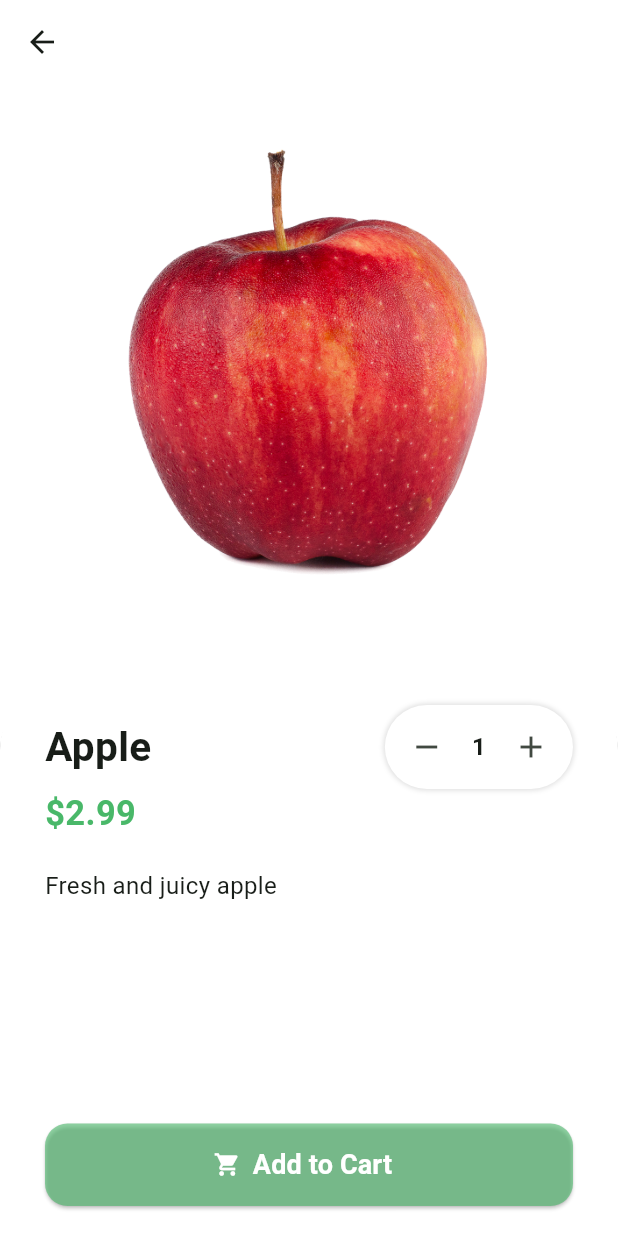
After one commit to luisabritod/Greengrocer, a Flutter app: the BaseScreen screen opened directly, after a tap on "Apple", on a phone screen of 412 x 824 dp. The commit adds this screen. Run offline on Flutter 3.47's test engine with Material 3 defaults, Android fonts, the phone set to English and light mode, and no system bars; our stand-ins replace animated_text_kit.

Commit message:
product details screen

```diff
--- a/lib/scr/pages/base/base_screen.dart
+++ b/lib/scr/pages/base/base_screen.dart
@@ -23,6 +23,7 @@ class _BaseScreenState extends State<BaseScreen> {
         }),
         type: BottomNavigationBarType.fixed,
         iconSize: 30,
+        selectedItemColor: const Color(0xff194a01),
         items: const [
           BottomNavigationBarItem(
             icon: Icon(Icons.home),
--- a/lib/scr/pages/home/components/item_tile.dart
+++ b/lib/scr/pages/home/components/item_tile.dart
@@ -1,5 +1,6 @@
 import 'package:flutter/material.dart';
 import 'package:greengrocer/scr/models/models.dart';
+import 'package:greengrocer/scr/pages/product/product.dart';
 import 'package:greengrocer/scr/services/services.dart';
 
 class ItemTile extends StatelessWidget {
@@ -13,7 +14,17 @@ class ItemTile extends StatelessWidget {
   Widget build(BuildContext context) {
     return Stack(
       children: [
-        Card(
+        GestureDetector(
+          onTap: () {
+            Navigator.of(context).push(
+              MaterialPageRoute(
+                builder: (context) => ProductScreen(
+                  item: item,
+                ),
+              ),
+            );
+          },
+          child: Card(
             elevation: 1,
             shape: RoundedRectangleBorder(
               borderRadius: BorderRadius.circular(20),
@@ -57,6 +68,7 @@ class ItemTile extends StatelessWidget {
               ),
             ),
           ),
+        ),
         Positioned(
           top: 4,
           right: 4,
--- /dev/null
+++ b/lib/scr/pages/product/product.dart
@@ -0,0 +1 @@
+export 'product_screen.dart';
--- /dev/null
+++ b/lib/scr/pages/product/product_screen.dart
@@ -0,0 +1,128 @@
+import 'package:flutter/material.dart';
+import 'package:greengrocer/scr/config/config.dart';
+import 'package:greengrocer/scr/services/services.dart';
+import 'package:greengrocer/scr/models/models.dart';
+import 'package:greengrocer/scr/widgets/widgets.dart';
+
+class ProductScreen extends StatelessWidget {
+  ProductScreen({super.key, required this.item});
+
+  final ItemModels item;
+
+  UtilsServices utilsServices = UtilsServices();
+
+  @override
+  Widget build(BuildContext context) {
+    return Scaffold(
+      backgroundColor: Colors.white.withAlpha(230),
+      appBar: AppBar(
+        backgroundColor: Colors.transparent,
+        leading: IconButton(
+            onPressed: () {
+              Navigator.of(context).pop();
+            },
+            icon: const Icon(Icons.arrow_back)),
+      ),
+      body: Stack(
+        children: [
+          Column(
+            // mainAxisAlignment: MainAxisAlignment.spaceAround,
+            children: [
+              Expanded(
+                child: Hero(tag: item.imgUrl, child: Image.asset(item.imgUrl)),
+              ),
+              const SizedBox(height: 20),
+              Expanded(
+                child: Container(
+                  decoration: BoxDecoration(
+                    color: Colors.white,
+                    borderRadius: const BorderRadius.only(
+                      topLeft: Radius.circular(50),
+                      topRight: Radius.circular(50),
+                    ),
+                    boxShadow: [
+                      BoxShadow(
+                          color: Colors.grey[600] ?? Colors.transparent,
+                          offset: const Offset(0, 2)),
+                    ],
+                  ),
+                  child: Padding(
+                    padding: const EdgeInsets.symmetric(
+                      vertical: 20,
+                      horizontal: 30,
+                    ),
+                    child: Column(
+                      mainAxisAlignment: MainAxisAlignment.start,
+                      crossAxisAlignment: CrossAxisAlignment.stretch,
+                      children: [
+                        Row(
+                          mainAxisAlignment: MainAxisAlignment.spaceBetween,
+                          children: [
+                            Text(
+                              item.itemName,
+                              maxLines: 2,
+                              overflow: TextOverflow.ellipsis,
+                              style: const TextStyle(
+                                fontSize: 27,
+                                fontWeight: FontWeight.bold,
+                              ),
+                            ),
+                            const QuantityWidget(),
+                          ],
+                        ),
+                        Text(
+                          utilsServices.priceToCurrency(item.price),
+                          style: TextStyle(
+                            fontSize: 23,
+                            fontWeight: FontWeight.bold,
+                            color: CustomColors.customSwatchColor,
+                          ),
+                        ),
+                        const SizedBox(height: 20),
+                        Expanded(
+                          child: SingleChildScrollView(
+                            child: Text(
+                              item.description,
+                              textAlign: TextAlign.justify,
+                              style: const TextStyle(
+                                height: 1.5,
+                                fontSize: 16,
+                              ),
+                            ),
+                          ),
+                        ),
+                        const SizedBox(height: 20),
+                        SizedBox(
+                          height: 55,
+                          child: ElevatedButton.icon(
+                            style: ElevatedButton.styleFrom(
+                              backgroundColor: CustomColors.customContrastColor
+                                  .withOpacity(0.6),
+                              foregroundColor: Colors.white,
+                              shape: RoundedRectangleBorder(
+                                borderRadius: BorderRadius.circular(15),
+                              ),
+                            ),
+                            onPressed: () {},
+                            label: const Text(
+                              'Add to Cart',
+                              style: TextStyle(
+                                fontSize: 18,
+                                fontWeight: FontWeight.bold,
+                              ),
+                            ),
+                            icon: const Icon(Icons.shopping_cart),
+                          ),
+                        ),
+                      ],
+                    ),
+                  ),
+                ),
+              ),
+            ],
+          ),
+        ],
+      ),
+    );
+  }
+}
--- /dev/null
+++ b/lib/scr/widgets/quantity_widget.dart
@@ -0,0 +1,62 @@
+import 'package:flutter/material.dart';
+
+class QuantityWidget extends StatefulWidget {
+  const QuantityWidget({super.key});
+
+  @override
+  State<QuantityWidget> createState() => _QuantityWidgetState();
+}
+
+int quantity = 1;
+
+class _QuantityWidgetState extends State<QuantityWidget> {
+  @override
+  Widget build(BuildContext context) {
+    return Container(
+      padding: const EdgeInsets.all(4),
+      decoration: BoxDecoration(
+        color: Colors.white,
+        borderRadius: BorderRadius.circular(50),
+        boxShadow: [
+          BoxShadow(
+            color: Colors.grey.shade300,
+            spreadRadius: 1,
+            blurRadius: 2,
+          ),
+        ],
+      ),
+      child: Row(
+        children: [
+          IconButton(
+            onPressed: () {
+              setState(() {
+                if (quantity > 1) {
+                  quantity--;
+                }
+              });
+            },
+            icon: const Icon(Icons.remove),
+          ),
+          Padding(
+            padding: const EdgeInsets.symmetric(horizontal: 6.0),
+            child: Text(
+              quantity.toString(),
+              style: const TextStyle(
+                fontSize: 16,
+                fontWeight: FontWeight.bold,
+              ),
+            ),
+          ),
+          IconButton(
+            onPressed: () {
+              setState(() {
+                quantity++;
+              });
+            },
+            icon: const Icon(Icons.add),
+          ),
+        ],
+      ),
+    );
+  }
+}
--- /dev/null
+++ b/lib/scr/widgets/widgets.dart
@@ -0,0 +1 @@
+export 'quantity_widget.dart';
```
Lines whose indentation alone changed are shown as unchanged.
